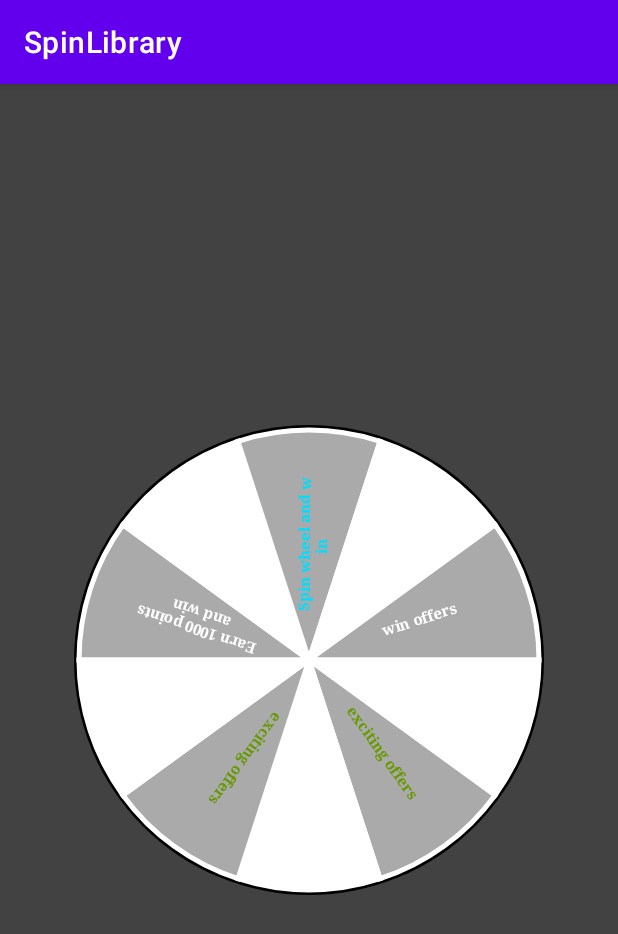
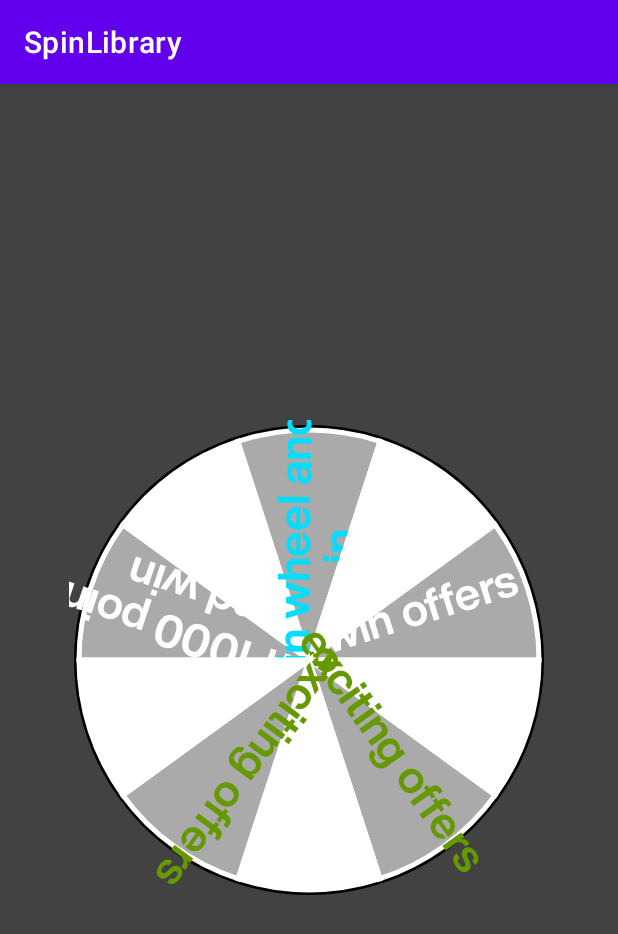
Before and after one commit to Sha489/SpinLibrary, an Android app: the screen it shows after launch (MainActivity), on a phone screen of 412 x 824 dp. Shown: the top 934 px of the screen. Run offline under Robolectric (Android 15) with nearby library versions, the phone set to English and light mode, and no system bars.

Commit message:
text size and font changes

```diff
--- a/library/src/main/java/rubikstudio/library/PielView.java
+++ b/library/src/main/java/rubikstudio/library/PielView.java
@@ -286,7 +286,8 @@ public class PielView extends View {
 
 //       mTextPaint.setColor(textColor);
 
-        Typeface typeface = Typeface.create(Typeface.SANS_SERIF, Typeface.NORMAL);
+//        Typeface typeface = Typeface.create(Typeface.SANS_SERIF, Typeface.NORMAL);
+        Typeface typeface = Typeface.createFromAsset(getContext().getAssets(), "fonts/HelveticaNowDisplay-Bold.otf");
         mTextPaint.setTypeface(typeface);
         mTextPaint.setTextAlign(Paint.Align.LEFT);
         mTextPaint.setTextSize(mTopTextSize);
@@ -327,18 +328,19 @@ public class PielView extends View {
 //        int height = displayMetrics.heightPixels;
 //        int width = displayMetrics.widthPixels;
 
-        Typeface typeface = Typeface.create(Typeface.SERIF, Typeface.BOLD);
+//        Typeface typeface = Typeface.create(Typeface.SERIF, Typeface.BOLD);
+        Typeface typeface = Typeface.createFromAsset(getContext().getAssets(), "fonts/HelveticaNowDisplay-Bold.otf");
         mTextPaint.setTypeface(typeface);
 
-        if(getHeight() <= 320 && getWidth() <= 320){
-            mTextPaint.setTextSize(8);
-        } else if(getHeight() > 320 && getHeight() <= 650 && getWidth() > 320 && getWidth() <=650) {
-            mTextPaint.setTextSize(15);
-        } else if(getHeight() > 650 && getHeight() <= 1000 && getWidth() > 650 && getWidth() <= 1000){
-            mTextPaint.setTextSize(30);
-        } else {
-            mTextPaint.setTextSize(30);
-        }
+//        if(getHeight() <= 320 && getWidth() <= 320){
+//            mTextPaint.setTextSize(30);
+//        } else if(getHeight() > 320 && getHeight() <= 650 && getWidth() > 320 && getWidth() <=650) {
+//            mTextPaint.setTextSize(30);
+//        } else if(getHeight() > 650 && getHeight() <= 1000 && getWidth() > 650 && getWidth() <= 1000){
+//            mTextPaint.setTextSize(40);
+//        } else {
+            mTextPaint.setTextSize(45);
+//        }
 
         mTextPaint.setTextAlign(Paint.Align.CENTER);
 
```
Also changed, not shown: library/src/main/assets/fonts/HELVETICANOWDISPLAY-MEDIUM.OTF (added), library/src/main/assets/fonts/HELVETICANOWDISPLAY-REGULAR.OTF (added), library/src/main/assets/fonts/HelveticaNowDisplay-Black.otf (added), library/src/main/assets/fonts/HelveticaNowDisplay-Bold.otf (added), library/src/main/res/font/helveticanow_bold.otf (added).
